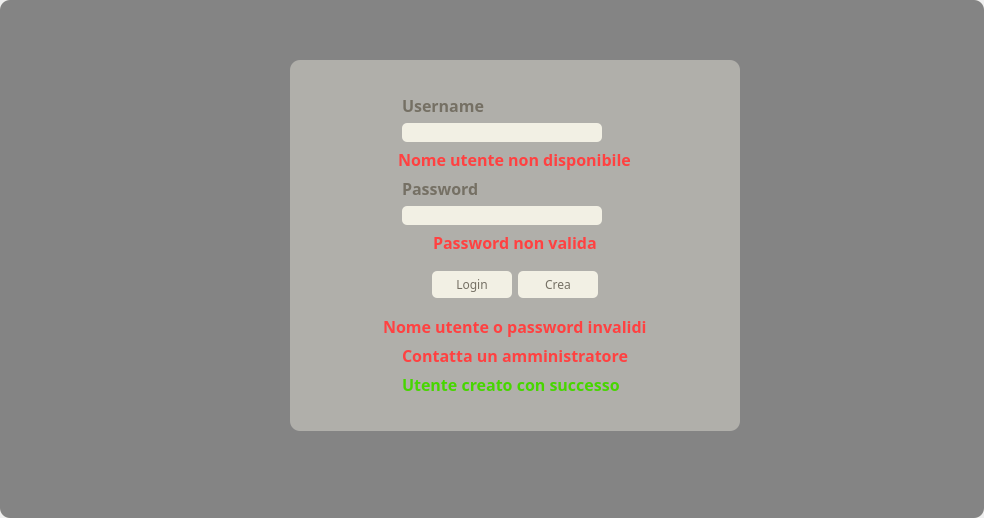
This is qmudclient/mainwindow.ui in sarimisar/the-dancing-dwarf-mud as Qt 5 draws it before an edit. The edited form follows.
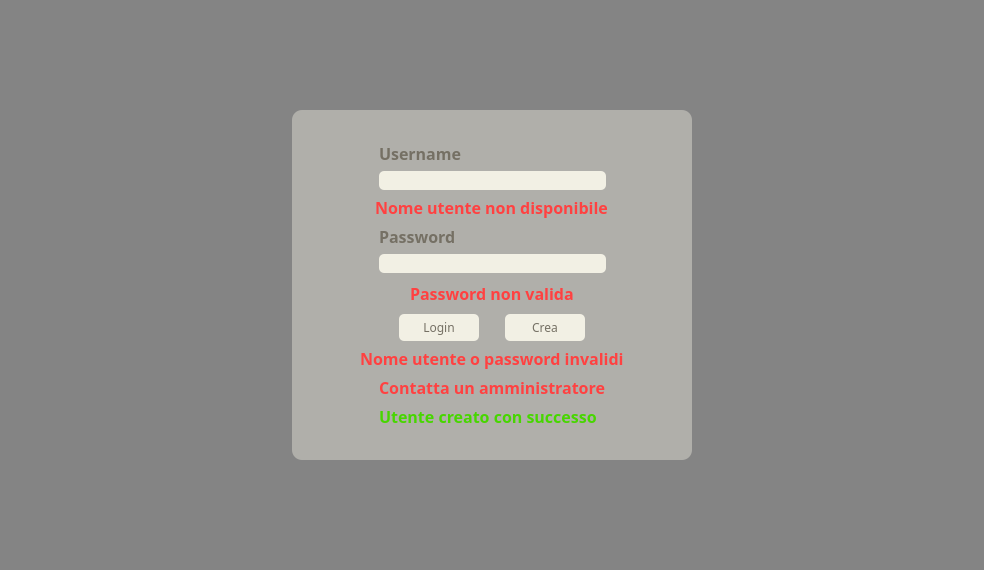
This is the edited form. The open tabs and pages were chosen to show the change. Icons and pictures are not drawn. Custom widgets are drawn as their Qt base class.

The edit to the form file:
```diff
--- a/qmudclient/mainwindow.ui
+++ b/qmudclient/mainwindow.ui
@@ -7,7 +7,7 @@
     <x>0</x>
     <y>0</y>
     <width>984</width>
-    <height>518</height>
+    <height>570</height>
    </rect>
   </property>
   <property name="focusPolicy">
@@ -26,6 +26,11 @@
     border-radius: 10;
 }
 
+.QWidget#centralWidget
+{
+	border-radius: 0;
+}
+
 QProgressBar
 {
    border:0px solid gray;
@@ -1604,16 +1609,27 @@
         <string notr="true">QWidget#pageLogin
 {
 	background-color: rgb(132, 132, 132);
+}
+
+QWidget#pageLogin
+{
+	border-radius: 0;
 }</string>
        </property>
+       <layout class="QGridLayout" name="gridLayout_9">
+        <item row="1" column="1">
        <widget class="QWidget" name="widgetLogin" native="true">
-        <property name="geometry">
-         <rect>
-          <x>290</x>
-          <y>60</y>
-          <width>450</width>
-          <height>371</height>
-         </rect>
+          <property name="sizePolicy">
+           <sizepolicy hsizetype="Fixed" vsizetype="Fixed">
+            <horstretch>0</horstretch>
+            <verstretch>0</verstretch>
+           </sizepolicy>
+          </property>
+          <property name="minimumSize">
+           <size>
+            <width>400</width>
+            <height>350</height>
+           </size>
         </property>
         <property name="styleSheet">
          <string notr="true">QWidget#widgetLogin
@@ -1623,7 +1639,29 @@
 </string>
         </property>
         <layout class="QGridLayout" name="gridLayout_4">
-         <item row="8" column="0" colspan="3" alignment="Qt::AlignHCenter">
+           <item row="2" column="1">
+            <widget class="QLineEdit" name="lineEditLoginUsername">
+             <property name="font">
+              <font>
+               <family>Cooper Black</family>
+              </font>
+             </property>
+            </widget>
+           </item>
+           <item row="4" column="0">
+            <spacer name="horizontalSpacer_10">
+             <property name="orientation">
+              <enum>Qt::Horizontal</enum>
+             </property>
+             <property name="sizeHint" stdset="0">
+              <size>
+               <width>0</width>
+               <height>20</height>
+              </size>
+             </property>
+            </spacer>
+           </item>
+           <item row="10" column="0" colspan="3" alignment="Qt::AlignHCenter">
           <widget class="QLabel" name="labelLoginLoginFailed">
            <property name="sizePolicy">
             <sizepolicy hsizetype="Fixed" vsizetype="Preferred">
@@ -1649,19 +1687,6 @@
            </property>
           </widget>
          </item>
-         <item row="4" column="2">
-          <spacer name="horizontalSpacer_11">
-           <property name="orientation">
-            <enum>Qt::Horizontal</enum>
-           </property>
-           <property name="sizeHint" stdset="0">
-            <size>
-             <width>40</width>
-             <height>20</height>
-            </size>
-           </property>
-          </spacer>
-         </item>
          <item row="1" column="1">
           <widget class="QLabel" name="labelTargetName_3">
            <property name="font">
@@ -1681,18 +1706,6 @@
          </item>
          <item row="5" column="1">
           <widget class="QLineEdit" name="lineEditLoginPassword">
-           <property name="sizePolicy">
-            <sizepolicy hsizetype="Fixed" vsizetype="Fixed">
-             <horstretch>0</horstretch>
-             <verstretch>0</verstretch>
-            </sizepolicy>
-           </property>
-           <property name="minimumSize">
-            <size>
-             <width>200</width>
-             <height>0</height>
-            </size>
-           </property>
            <property name="font">
             <font>
              <family>Cooper Black</family>
@@ -1703,110 +1716,34 @@
            </property>
           </widget>
          </item>
-         <item row="0" column="1">
-          <spacer name="verticalSpacer_4">
-           <property name="orientation">
-            <enum>Qt::Vertical</enum>
-           </property>
-           <property name="sizeHint" stdset="0">
-            <size>
-             <width>20</width>
-             <height>40</height>
-            </size>
-           </property>
-          </spacer>
-         </item>
-         <item row="3" column="0" colspan="3" alignment="Qt::AlignHCenter">
-          <widget class="QLabel" name="labelLoginUsernameFailed">
-           <property name="sizePolicy">
-            <sizepolicy hsizetype="Expanding" vsizetype="Preferred">
-             <horstretch>0</horstretch>
-             <verstretch>0</verstretch>
-            </sizepolicy>
-           </property>
-           <property name="font">
-            <font>
-             <family>Cooper Black</family>
-             <pointsize>12</pointsize>
-             <weight>75</weight>
-             <italic>false</italic>
-             <bold>true</bold>
-             <kerning>true</kerning>
-            </font>
-           </property>
-           <property name="styleSheet">
-            <string notr="true">color: rgb(255, 65, 65);</string>
-           </property>
-           <property name="text">
-            <string>Nome utente non disponibile</string>
-           </property>
-          </widget>
-         </item>
-         <item row="6" column="0" colspan="3" alignment="Qt::AlignHCenter">
-          <widget class="QLabel" name="labelLoginPasswordFailed">
-           <property name="sizePolicy">
-            <sizepolicy hsizetype="Expanding" vsizetype="Preferred">
-             <horstretch>0</horstretch>
-             <verstretch>0</verstretch>
-            </sizepolicy>
-           </property>
-           <property name="font">
-            <font>
-             <family>Cooper Black</family>
-             <pointsize>12</pointsize>
-             <weight>75</weight>
-             <italic>false</italic>
-             <bold>true</bold>
-             <kerning>true</kerning>
-            </font>
-           </property>
-           <property name="styleSheet">
-            <string notr="true">color: rgb(255, 65, 65);</string>
-           </property>
-           <property name="text">
-            <string>Password non valida</string>
-           </property>
-          </widget>
-         </item>
-         <item row="4" column="1">
-          <widget class="QLabel" name="labelTargetName_4">
-           <property name="font">
-            <font>
-             <family>Cooper Black</family>
-             <pointsize>12</pointsize>
-             <weight>75</weight>
-             <italic>false</italic>
-             <bold>true</bold>
-             <kerning>true</kerning>
-            </font>
-           </property>
-           <property name="text">
-            <string>Password</string>
-           </property>
-          </widget>
-         </item>
          <item row="11" column="1">
-          <spacer name="verticalSpacer_3">
-           <property name="orientation">
-            <enum>Qt::Vertical</enum>
-           </property>
-           <property name="sizeHint" stdset="0">
-            <size>
-             <width>20</width>
-             <height>40</height>
-            </size>
-           </property>
-          </spacer>
-         </item>
-         <item row="7" column="1" alignment="Qt::AlignHCenter">
-          <widget class="QFrame" name="horizontalFrame">
+            <widget class="QLabel" name="labelLoginContactAdmin">
            <property name="sizePolicy">
             <sizepolicy hsizetype="Fixed" vsizetype="Preferred">
              <horstretch>0</horstretch>
              <verstretch>0</verstretch>
             </sizepolicy>
            </property>
-           <layout class="QHBoxLayout" name="horizontalLayout_3">
+             <property name="font">
+              <font>
+               <family>Cooper Black</family>
+               <pointsize>12</pointsize>
+               <weight>75</weight>
+               <italic>false</italic>
+               <bold>true</bold>
+               <kerning>true</kerning>
+              </font>
+             </property>
+             <property name="styleSheet">
+              <string notr="true">color: rgb(255, 65, 65);</string>
+             </property>
+             <property name="text">
+              <string>Contatta un amministratore</string>
+             </property>
+            </widget>
+           </item>
+           <item row="9" column="1">
+            <layout class="QHBoxLayout" name="horizontalLayout_8">
             <item>
              <widget class="QPushButton" name="pushButtonLoginLogin">
               <property name="sizePolicy">
@@ -1856,43 +1793,24 @@
              </widget>
             </item>
            </layout>
-          </widget>
-         </item>
-         <item row="2" column="1">
-          <widget class="QLineEdit" name="lineEditLoginUsername">
-           <property name="sizePolicy">
-            <sizepolicy hsizetype="Fixed" vsizetype="Fixed">
-             <horstretch>0</horstretch>
-             <verstretch>0</verstretch>
-            </sizepolicy>
-           </property>
-           <property name="minimumSize">
-            <size>
-             <width>200</width>
-             <height>0</height>
-            </size>
-           </property>
-           <property name="font">
-            <font>
-             <family>Cooper Black</family>
-            </font>
-           </property>
-          </widget>
-         </item>
-         <item row="4" column="0">
-          <spacer name="horizontalSpacer_10">
+           </item>
+           <item row="8" column="0">
+            <spacer name="verticalSpacer_9">
            <property name="orientation">
-            <enum>Qt::Horizontal</enum>
+              <enum>Qt::Vertical</enum>
+             </property>
+             <property name="sizeType">
+              <enum>QSizePolicy::Fixed</enum>
            </property>
            <property name="sizeHint" stdset="0">
             <size>
-             <width>40</width>
-             <height>20</height>
+               <width>20</width>
+               <height>3</height>
             </size>
            </property>
           </spacer>
          </item>
-         <item row="10" column="1">
+           <item row="12" column="1">
           <widget class="QLabel" name="labelLoginSigninOk">
            <property name="sizePolicy">
             <sizepolicy hsizetype="Fixed" vsizetype="Preferred">
@@ -1918,8 +1836,8 @@
            </property>
           </widget>
          </item>
-         <item row="9" column="1">
-          <widget class="QLabel" name="labelLoginContactAdmin">
+           <item row="3" column="0" colspan="3" alignment="Qt::AlignHCenter">
+            <widget class="QLabel" name="labelLoginUsernameFailed">
            <property name="sizePolicy">
             <sizepolicy hsizetype="Fixed" vsizetype="Preferred">
              <horstretch>0</horstretch>
@@ -1940,12 +1858,164 @@
             <string notr="true">color: rgb(255, 65, 65);</string>
            </property>
            <property name="text">
-            <string>Contatta un amministratore</string>
+              <string>Nome utente non disponibile</string>
            </property>
           </widget>
          </item>
-        </layout>
-       </widget>
+           <item row="0" column="1">
+            <spacer name="verticalSpacer_4">
+             <property name="orientation">
+              <enum>Qt::Vertical</enum>
+             </property>
+             <property name="sizeHint" stdset="0">
+              <size>
+               <width>20</width>
+               <height>0</height>
+              </size>
+             </property>
+            </spacer>
+           </item>
+           <item row="4" column="1">
+            <widget class="QLabel" name="labelTargetName_4">
+             <property name="font">
+              <font>
+               <family>Cooper Black</family>
+               <pointsize>12</pointsize>
+               <weight>75</weight>
+               <italic>false</italic>
+               <bold>true</bold>
+               <kerning>true</kerning>
+              </font>
+             </property>
+             <property name="text">
+              <string>Password</string>
+             </property>
+            </widget>
+           </item>
+           <item row="4" column="2">
+            <spacer name="horizontalSpacer_11">
+             <property name="orientation">
+              <enum>Qt::Horizontal</enum>
+             </property>
+             <property name="sizeHint" stdset="0">
+              <size>
+               <width>0</width>
+               <height>20</height>
+              </size>
+             </property>
+            </spacer>
+           </item>
+           <item row="7" column="0" colspan="3" alignment="Qt::AlignHCenter">
+            <widget class="QLabel" name="labelLoginPasswordFailed">
+             <property name="sizePolicy">
+              <sizepolicy hsizetype="Expanding" vsizetype="Preferred">
+               <horstretch>0</horstretch>
+               <verstretch>0</verstretch>
+              </sizepolicy>
+             </property>
+             <property name="font">
+              <font>
+               <family>Cooper Black</family>
+               <pointsize>12</pointsize>
+               <weight>75</weight>
+               <italic>false</italic>
+               <bold>true</bold>
+               <kerning>true</kerning>
+              </font>
+             </property>
+             <property name="styleSheet">
+              <string notr="true">color: rgb(255, 65, 65);</string>
+             </property>
+             <property name="text">
+              <string>Password non valida</string>
+             </property>
+            </widget>
+           </item>
+           <item row="13" column="1">
+            <spacer name="verticalSpacer_3">
+             <property name="orientation">
+              <enum>Qt::Vertical</enum>
+             </property>
+             <property name="sizeHint" stdset="0">
+              <size>
+               <width>20</width>
+               <height>0</height>
+              </size>
+             </property>
+            </spacer>
+           </item>
+           <item row="6" column="0">
+            <spacer name="verticalSpacer_10">
+             <property name="orientation">
+              <enum>Qt::Vertical</enum>
+             </property>
+             <property name="sizeType">
+              <enum>QSizePolicy::Fixed</enum>
+             </property>
+             <property name="sizeHint" stdset="0">
+              <size>
+               <width>20</width>
+               <height>3</height>
+              </size>
+             </property>
+            </spacer>
+           </item>
+          </layout>
+         </widget>
+        </item>
+        <item row="0" column="1">
+         <spacer name="verticalSpacer_7">
+          <property name="orientation">
+           <enum>Qt::Vertical</enum>
+          </property>
+          <property name="sizeHint" stdset="0">
+           <size>
+            <width>20</width>
+            <height>40</height>
+           </size>
+          </property>
+         </spacer>
+        </item>
+        <item row="1" column="0">
+         <spacer name="horizontalSpacer_8">
+          <property name="orientation">
+           <enum>Qt::Horizontal</enum>
+          </property>
+          <property name="sizeHint" stdset="0">
+           <size>
+            <width>40</width>
+            <height>20</height>
+           </size>
+          </property>
+         </spacer>
+        </item>
+        <item row="1" column="2">
+         <spacer name="horizontalSpacer_9">
+          <property name="orientation">
+           <enum>Qt::Horizontal</enum>
+          </property>
+          <property name="sizeHint" stdset="0">
+           <size>
+            <width>40</width>
+            <height>20</height>
+           </size>
+          </property>
+         </spacer>
+        </item>
+        <item row="2" column="1">
+         <spacer name="verticalSpacer_8">
+          <property name="orientation">
+           <enum>Qt::Vertical</enum>
+          </property>
+          <property name="sizeHint" stdset="0">
+           <size>
+            <width>20</width>
+            <height>40</height>
+           </size>
+          </property>
+         </spacer>
+        </item>
+       </layout>
       </widget>
       <widget class="QWidget" name="pageCharactersList">
        <property name="styleSheet">
```
Left out of the diff: 53 changed lines with no effect on the pictures. Lines whose indentation alone changed are shown as unchanged.
